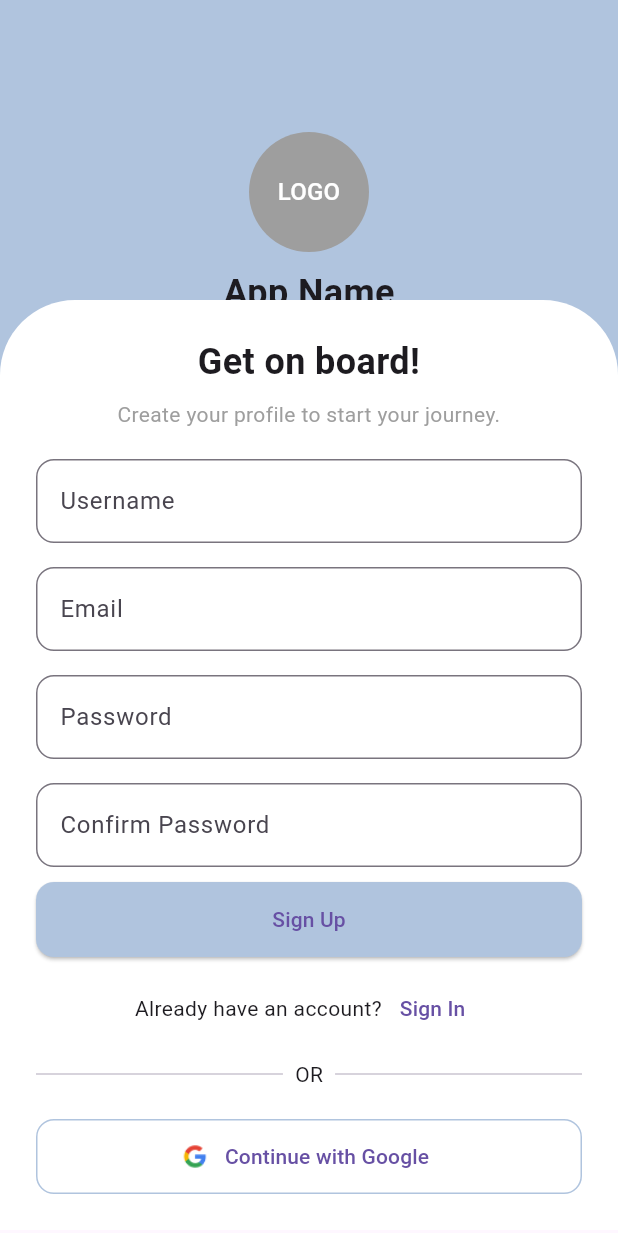
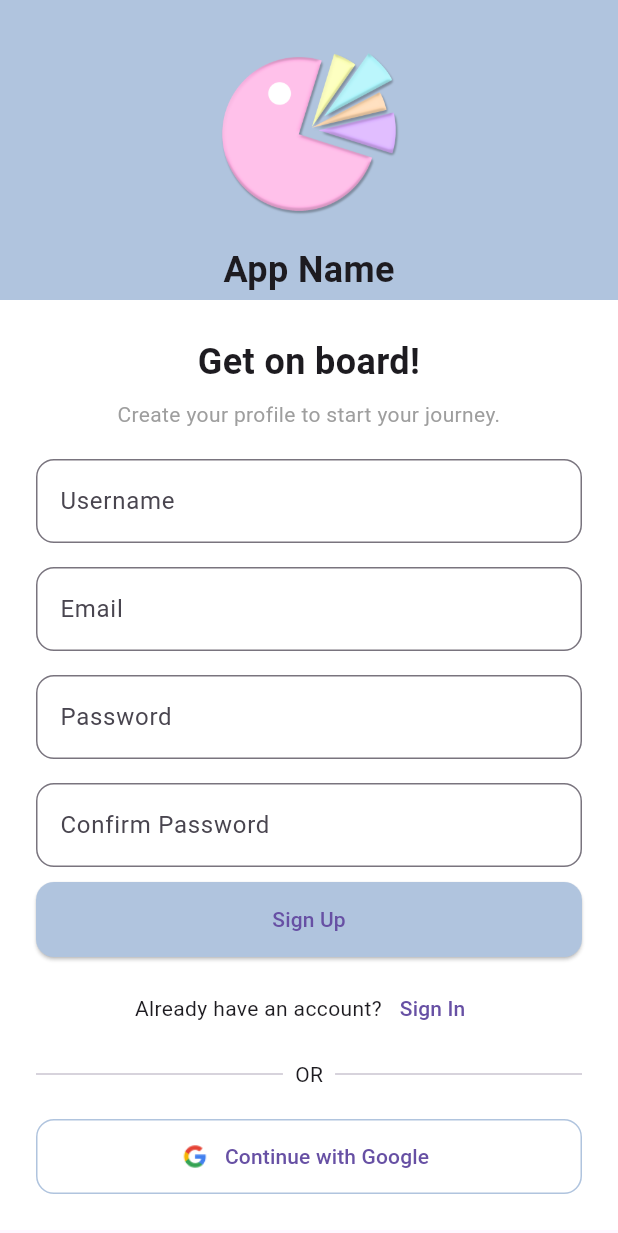
Before and after one commit to kazeulo/trackin_n_bingein, a Flutter app: the screen it shows after launch, after a tap on "Sign Up", on a phone screen of 412 x 824 dp. Shown: the top 1233 px of the screen. Run offline on Flutter 3.47's test engine with Material 3 defaults, Android fonts, the phone set to English and light mode, and no system bars; our stand-ins replace firebase_core; accounts and stored records are empty.

Commit message:
Update Sign Up

```diff
--- a/lib/screens/signin.dart
+++ b/lib/screens/signin.dart
@@ -16,21 +16,18 @@ class _SigninState extends State<Signin> {
         children: [
           // Background Container
           Container(
-            height: 300,
+            height: 200,
             width: double.infinity,
             color: Color(0xFFB0C4DE),
+            child: Padding(
+              padding: const EdgeInsets.only(top: 10),
               child: Column(
                 mainAxisAlignment: MainAxisAlignment.center,
                 children: [
-                CircleAvatar(
-                  radius: 40,
-                  backgroundColor: Colors.grey,
-                  child: Text(
-                    'LOGO',
-                    style: TextStyle(color: Colors.white),
+                  Image.asset(
+                    'lib/assets/logofin.png',
+                    height: 150,
                   ),
-                ),
-                SizedBox(height: 10),
                   Text(
                     'App Name',
                     style: TextStyle(
@@ -39,6 +36,7 @@ class _SigninState extends State<Signin> {
                     ),
                   ),
                 ],
+              ),
             ),
           ),
           // White Container with Rounded Corners
--- a/lib/screens/signup.dart
+++ b/lib/screens/signup.dart
@@ -14,7 +14,8 @@ class _SignupState extends State<Signup> {
   final TextEditingController _usernameController = TextEditingController();
   final TextEditingController _emailController = TextEditingController();
   final TextEditingController _passwordController = TextEditingController();
-  final TextEditingController _confirmPasswordController = TextEditingController();
+  final TextEditingController _confirmPasswordController =
+      TextEditingController();
 
   @override
   Widget build(BuildContext context) {
@@ -23,21 +24,18 @@ class _SignupState extends State<Signup> {
         children: [
           // Background Container
           Container(
-            height: 300,
+            height: 200,
             width: double.infinity,
             color: Color(0xFFB0C4DE),
+            child: Padding(
+              padding: const EdgeInsets.only(top: 10),
               child: Column(
                 mainAxisAlignment: MainAxisAlignment.center,
                 children: [
-                CircleAvatar(
-                  radius: 40,
-                  backgroundColor: Colors.grey,
-                  child: Text(
-                    'LOGO',
-                    style: TextStyle(color: Colors.white),
+                  Image.asset(
+                    'lib/assets/logofin.png',
+                    height: 150,
                   ),
-                ),
-                SizedBox(height: 10),
                   Text(
                     'App Name',
                     style: TextStyle(
@@ -48,26 +46,20 @@ class _SignupState extends State<Signup> {
                 ],
               ),
             ),
-          // White Container with Rounded Corners
+          ),
+          // White Container
           Padding(
             padding: const EdgeInsets.only(top: 200),
             child: Container(
               width: double.infinity,
               padding: EdgeInsets.symmetric(horizontal: 24.0, vertical: 24.0),
-              decoration: BoxDecoration(
               color: Colors.white,
-                borderRadius: BorderRadius.only(
-                  topLeft: Radius.circular(50),
-                  topRight: Radius.circular(50),
-                ),
-              ),
               child: SingleChildScrollView(
                 child: Form(
                   key: _formKey,
                   child: Column(
                     mainAxisAlignment: MainAxisAlignment.center,
                     children: [
-                      // Welcome Back Text
                       Text(
                         'Get on board!',
                         textAlign: TextAlign.center,
--- a/pubspec.yaml
+++ b/pubspec.yaml
@@ -69,6 +69,7 @@ flutter:
   assets:
     - lib/assets/google.png
     - lib/assets/splash.png
+    - lib/assets/logofin.png
 
   # An image asset can refer to one or more resolution-specific "variants", see
   # https://flutter.dev/assets-and-images/#resolution-aware
```
Lines whose indentation alone changed are shown as unchanged.
